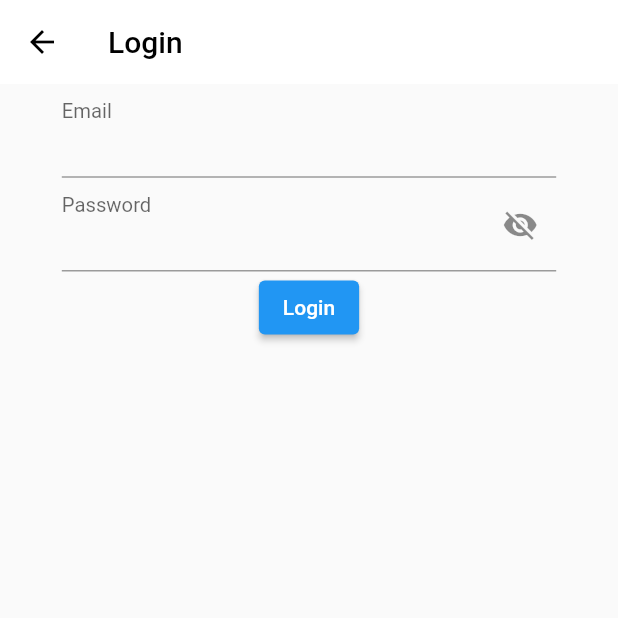
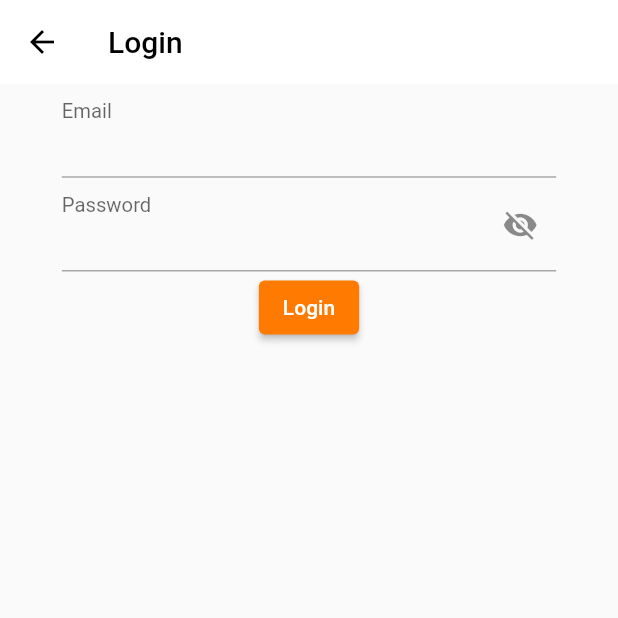
Before and after one commit to agung-w/Recipee, a Flutter app: the screen it shows after launch, item 5 of the bottom bar chosen, after a tap on "Masuk", on a phone screen of 412 x 824 dp, the top half of it. Run offline on Flutter 3.47's test engine with Material 2 defaults, Android fonts, the phone set to English and light mode, and no system bars; our stand-ins replace bloc, dio, easy_localization, email_validator, firebase_core, firebase_storage and 6 more; accounts and stored records are empty.

Commit message:
Change color scheme in theme, fix login error text

```diff
--- a/lib/bloc/user_authentication_state.dart
+++ b/lib/bloc/user_authentication_state.dart
@@ -2,7 +2,7 @@ part of 'user_authentication_bloc.dart';
 
 @freezed
 class UserAuthenticationState with _$UserAuthenticationState {
-  const factory UserAuthenticationState.signedIn(UserDetail user) = _SignedIn;
-  const factory UserAuthenticationState.signedOut() = _SignedOut;
-  const factory UserAuthenticationState.loading() = _Loading;
+  const factory UserAuthenticationState.signedIn(UserDetail user) = SignedIn;
+  const factory UserAuthenticationState.signedOut() = SignedOut;
+  const factory UserAuthenticationState.loading() = Loading;
 }
--- a/lib/ui/pages/create_page.dart
+++ b/lib/ui/pages/create_page.dart
@@ -1,6 +1,9 @@
 import 'package:easy_localization/easy_localization.dart';
 import 'package:flutter/material.dart';
+import 'package:flutter_bloc/flutter_bloc.dart';
+import 'package:ta_recipe_app/bloc/user_authentication_bloc.dart';
 import 'package:ta_recipe_app/ui/pages/create_recipe_page.dart';
+import 'package:ta_recipe_app/ui/pages/login_page.dart';
 
 class CreatePage extends StatelessWidget {
   const CreatePage({super.key});
@@ -10,12 +13,24 @@ class CreatePage extends StatelessWidget {
     return Scaffold(
       body: Column(children: [
         Center(child: const Text("header_in_create_page").tr()),
-        ElevatedButton(
-            onPressed: () {
-              Navigator.of(context, rootNavigator: true).push(
-                  MaterialPageRoute(builder: (_) => const CreateRecipePage()));
-            },
-            child: const Text("create_recipe_button").tr())
+        BlocBuilder<UserAuthenticationBloc, UserAuthenticationState>(
+          builder: (context, state) {
+            return state.maybeMap(
+                signedIn: (value) => ElevatedButton(
+                    onPressed: () {
+                      Navigator.of(context, rootNavigator: true).push(
+                          MaterialPageRoute(
+                              builder: (_) => const CreateRecipePage()));
+                    },
+                    child: const Text("create_recipe_button").tr()),
+                orElse: () => ElevatedButton(
+                    onPressed: () {
+                      Navigator.of(context, rootNavigator: true).push(
+                          MaterialPageRoute(builder: (_) => const LoginPage()));
+                    },
+                    child: const Text("create_recipe_button").tr()));
+          },
+        ),
       ]),
     );
   }
--- a/lib/ui/pages/login_page.dart
+++ b/lib/ui/pages/login_page.dart
@@ -5,14 +5,19 @@ import 'package:ta_recipe_app/ui/widgets/email_input.dart';
 import 'package:ta_recipe_app/ui/widgets/loading_indicator.dart';
 import 'package:ta_recipe_app/ui/widgets/password_input.dart';
 
-class LoginPage extends StatelessWidget {
+class LoginPage extends StatefulWidget {
   const LoginPage({super.key});
 
+  @override
+  State<LoginPage> createState() => _LoginPageState();
+}
+
+class _LoginPageState extends State<LoginPage> {
   @override
   Widget build(BuildContext context) {
     TextEditingController emailController = TextEditingController();
     TextEditingController passwordController = TextEditingController();
-
+    final formKey = GlobalKey<FormState>();
     return BlocBuilder<UserAuthenticationBloc, UserAuthenticationState>(
       builder: (context, state) {
         return Scaffold(
@@ -20,6 +25,8 @@ class LoginPage extends StatelessWidget {
             title: const Text("Login"),
           ),
           body: Center(
+            child: Form(
+              key: formKey,
               child: Column(
                 children: [
                   SizedBox(
@@ -32,11 +39,13 @@ class LoginPage extends StatelessWidget {
                       child: PasswordInput(controller: passwordController)),
                   ElevatedButton(
                     onPressed: () {
+                      if (formKey.currentState!.validate()) {
                         context.read<UserAuthenticationBloc>().add(
                             UserAuthenticationEvent.loginByEmail(
                                 email: emailController.text,
                                 password: passwordController.text,
                                 context: context));
+                      }
                     },
                     child: state.whenOrNull(
                       signedOut: () => const Text("Login"),
@@ -46,6 +55,7 @@ class LoginPage extends StatelessWidget {
                 ],
               ),
             ),
+          ),
         );
       },
     );
--- a/lib/ui/theme/app_theme.dart
+++ b/lib/ui/theme/app_theme.dart
@@ -15,6 +15,18 @@ ThemeData lightTheme = ThemeData(
       foregroundColor: Color(0xFF000000),
       elevation: 0,
     ),
+    colorScheme: const ColorScheme(
+        brightness: Brightness.light,
+        primary: Color(0xFFFF7A00),
+        onPrimary: Color(0xFFFFFFFF),
+        secondary: Color(0xFFD9D9D9),
+        onSecondary: Color(0xFF252323),
+        error: Colors.red,
+        onError: Color(0xFFFFFFFF),
+        background: Color(0xFFF6F6F6),
+        onBackground: Color(0xFF252323),
+        surface: Color(0xFFFFFFFF),
+        onSurface: Color(0xFF252323)),
     textTheme: const TextTheme(
         bodyMedium: TextStyle(fontSize: 14),
         displayMedium: TextStyle(fontSize: 22, fontWeight: FontWeight.w700)),
--- a/lib/ui/widgets/email_input.dart
+++ b/lib/ui/widgets/email_input.dart
@@ -1,3 +1,4 @@
+import 'package:easy_localization/easy_localization.dart';
 import 'package:email_validator/email_validator.dart';
 import 'package:flutter/material.dart';
 
@@ -18,18 +19,19 @@ class _EmailInputState extends State<EmailInput> {
       textAlignVertical: TextAlignVertical.bottom,
       style: const TextStyle(fontSize: 18),
       autocorrect: false,
-      onChanged: (value) => setState(() {
-        valid = EmailValidator.validate(value);
-      }),
+      validator: (value) {
+        if (value == null || EmailValidator.validate(value) == false) {
+          return 'email_input_error'.tr();
+        }
+        return null;
+      },
       controller: widget.controller,
-      decoration: InputDecoration(
-          label: const Text("Email"),
-          alignLabelWithHint: false,
-          floatingLabelBehavior: FloatingLabelBehavior.always,
-          prefixIconConstraints: const BoxConstraints(),
-          errorText: valid != true && widget.controller.text.isNotEmpty
-              ? "Please provide valid email address"
-              : null),
+      decoration: const InputDecoration(
+        label: Text("Email"),
+        alignLabelWithHint: false,
+        floatingLabelBehavior: FloatingLabelBehavior.always,
+        prefixIconConstraints: BoxConstraints(),
+      ),
     );
   }
 }
```
Also changed, not shown: assets/translations/id.json (+4 -3 lines), lib/bloc/user_authentication_bloc.dart (+22 -22 lines), lib/ui/pages/create_recipe_page.dart (+10 -12 lines), lib/ui/widgets/password_input.dart (+9 -0 lines), lib/bloc/user_authentication_bloc.freezed.dart, 1 other file. Lines whose indentation alone changed are shown as unchanged.
